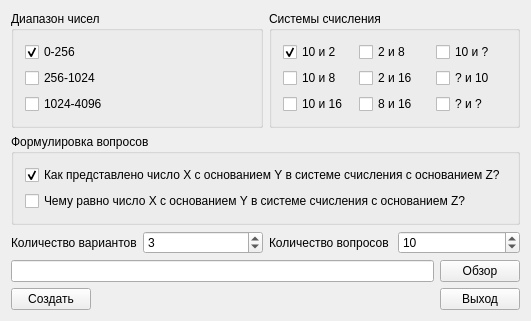
Before: the Qt Designer form GenerateTestOfNumbers/generatedialog.ui in madk1nd/generate-test, drawn with Qt 5.
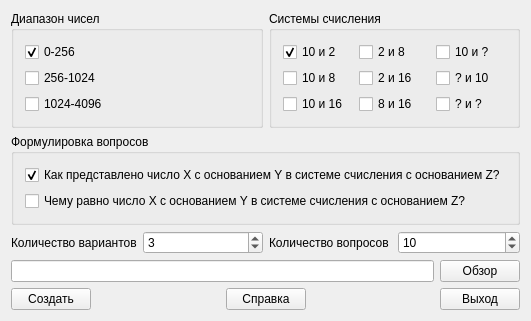
After: the same form once the commit is applied.

What changed in the file:
```diff
--- a/GenerateTestOfNumbers/generatedialog.ui
+++ b/GenerateTestOfNumbers/generatedialog.ui
@@ -254,6 +254,26 @@
          </property>
         </widget>
        </item>
+       <item>
+        <spacer name="horizontalSpacer">
+         <property name="orientation">
+          <enum>Qt::Horizontal</enum>
+         </property>
+         <property name="sizeHint" stdset="0">
+          <size>
+           <width>40</width>
+           <height>20</height>
+          </size>
+         </property>
+        </spacer>
+       </item>
+       <item>
+        <widget class="QPushButton" name="aboutButton">
+         <property name="text">
+          <string>Справка</string>
+         </property>
+        </widget>
+       </item>
        <item>
         <spacer name="horizontalSpacer_2">
          <property name="orientation">
```
